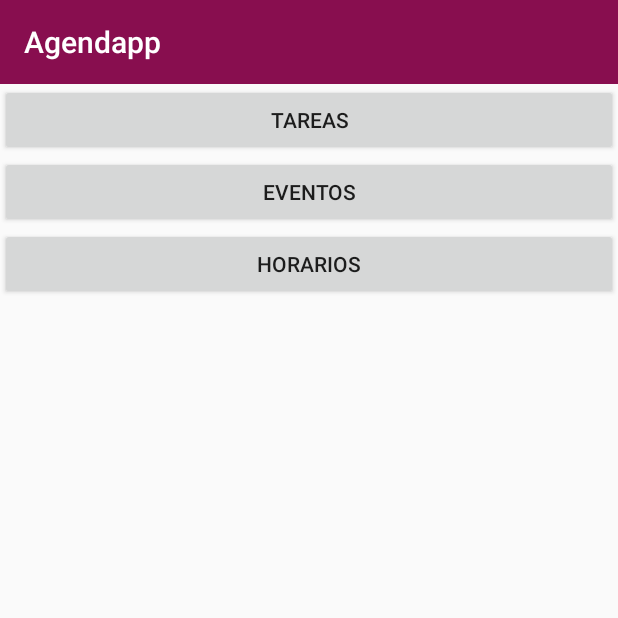
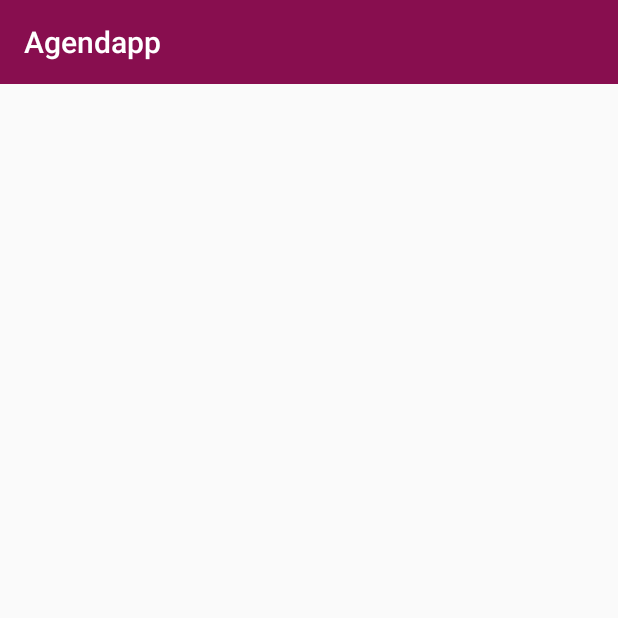
Before and after one commit to LordSinSentido/agendapp, an Android app: the ConfiguracionesActivity screen opened directly, with no data from a screen before it, on a phone screen of 412 x 824 dp, the top half of it. Run offline under Robolectric (Android 15) with nearby library versions, the phone set to English and light mode, and no system bars.

```diff
--- a/app/src/main/java/com/classhub/agendapp/ConfiguracionesActivity.java
+++ b/app/src/main/java/com/classhub/agendapp/ConfiguracionesActivity.java
@@ -13,19 +13,4 @@ public class ConfiguracionesActivity extends AppCompatActivity {
         super.onCreate(savedInstanceState);
         setContentView(R.layout.activity_configuraciones);
     }
-
-    public void tareas (View view) {
-        Intent intent = new Intent(this, MostrarTareaActivity.class);
-        startActivity(intent);
-    }
-
-    public void evento (View view){
-        Intent intent = new Intent(this, MostrarEventoActivity.class);
-        startActivity(intent);
-    }
-
-    public void horario (View view){
-        Intent intent = new Intent(this, MostrarHorarioActivity.class);
-        startActivity(intent);
-    }
 }
--- a/app/src/main/res/layout/activity_configuraciones.xml
+++ b/app/src/main/res/layout/activity_configuraciones.xml
@@ -4,32 +4,4 @@
     xmlns:tools="http://schemas.android.com/tools"
     android:layout_width="match_parent"
     android:layout_height="match_parent"
-    tools:context=".ConfiguracionesActivity">
-
-    <LinearLayout
-        android:layout_width="match_parent"
-        android:layout_height="match_parent"
-        android:orientation="vertical">
-
-        <Button
-            android:id="@+id/botonTareas"
-            android:layout_width="match_parent"
-            android:layout_height="wrap_content"
-            android:onClick="tareas"
-            android:text="Tareas" />
-
-        <Button
-            android:id="@+id/BotonEventos"
-            android:layout_width="match_parent"
-            android:layout_height="wrap_content"
-            android:onClick="evento"
-            android:text="Eventos" />
-
-        <Button
-            android:id="@+id/button3"
-            android:layout_width="match_parent"
-            android:layout_height="wrap_content"
-            android:onClick="horario"
-            android:text="Horarios" />
-    </LinearLayout>
-</androidx.constraintlayout.widget.ConstraintLayout>
+    tools:context=".ConfiguracionesActivity"/>
```
